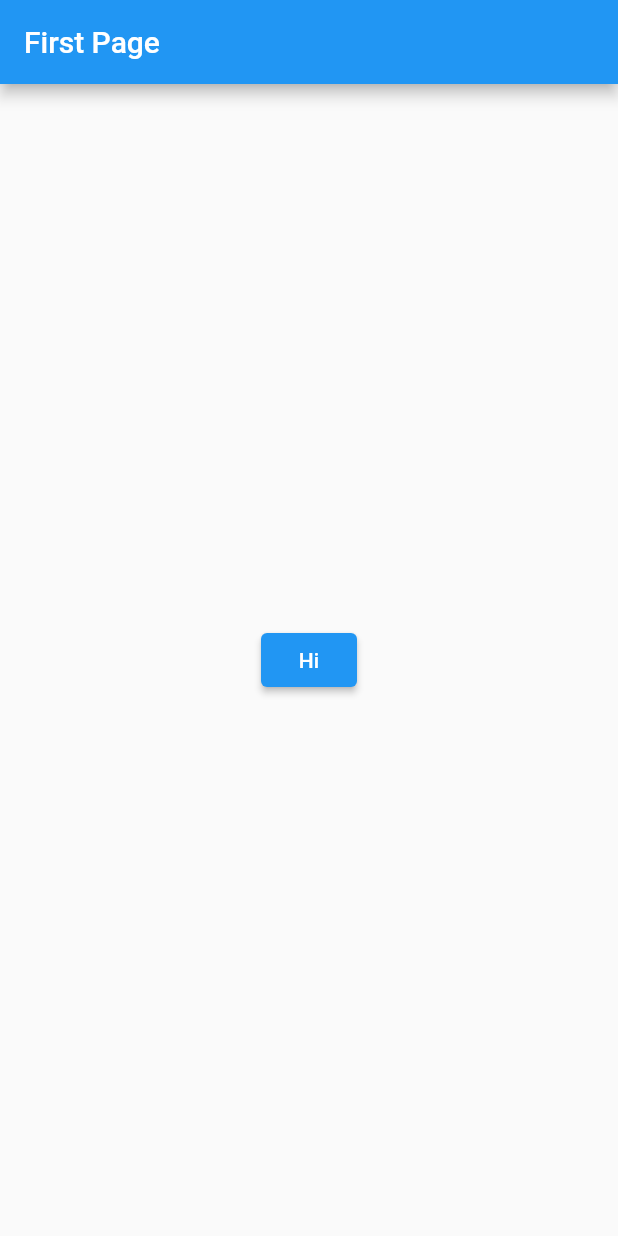
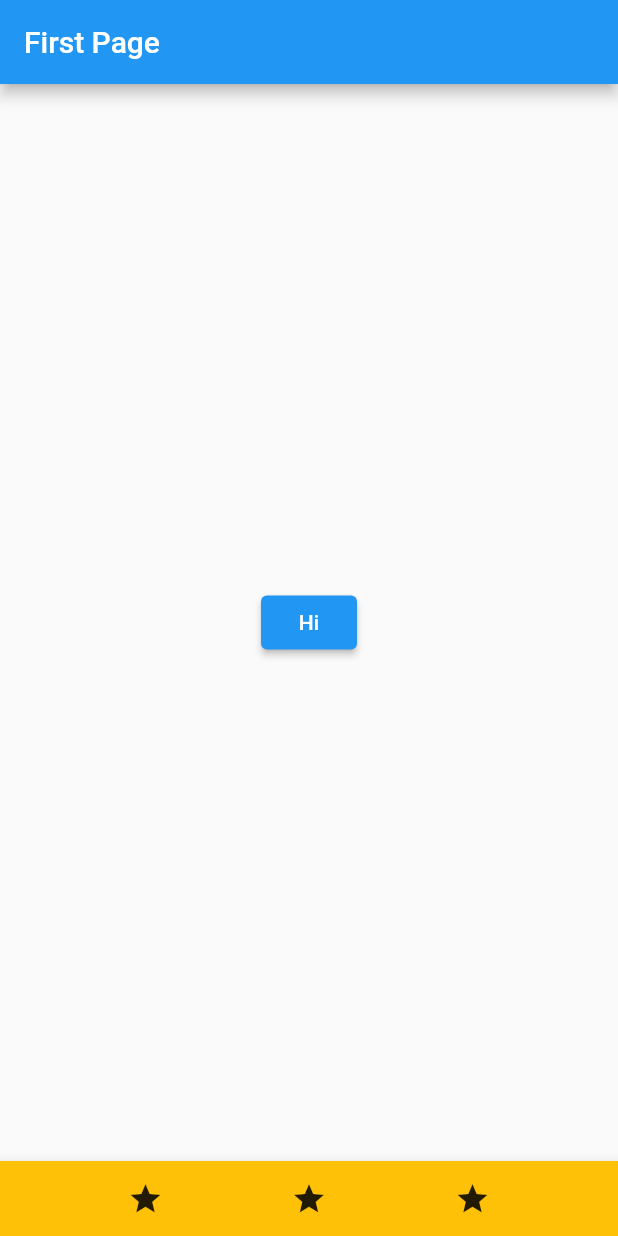
Before and after one commit to royxk/FlutterPractice, a Flutter app: the screen it shows after launch, on a phone screen of 412 x 824 dp. Run offline on Flutter 3.47's test engine with Material 2 defaults, Android fonts, the phone set to English and light mode, and no system bars.

Commit message:
UpdateMainPage

```diff
--- a/lib/main.dart
+++ b/lib/main.dart
@@ -26,7 +26,19 @@ class FirstScreen extends StatelessWidget {
           },
         ),
       ),
-      bottomNavigationBar: BottomAppBar(),
+      bottomNavigationBar: BottomAppBar(
+          child: Container(
+        height: 50,
+        color: Colors.amber,
+        child: Row(
+          mainAxisAlignment: MainAxisAlignment.spaceEvenly,
+          children: [
+            Icon(Icons.star),
+            Icon(Icons.star),
+            Icon(Icons.star),
+          ],
+        ),
+      )),
     );
   }
 }
```
